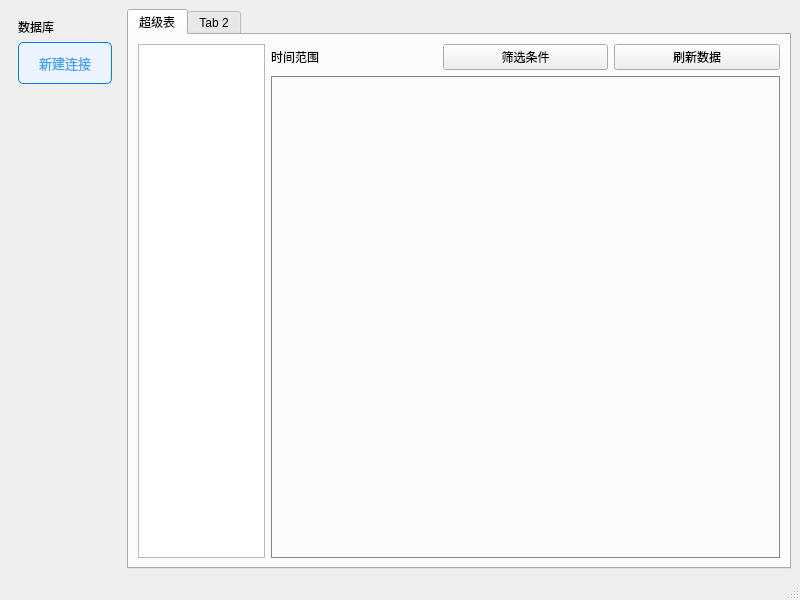
First picture: the form in qt/TDengineGUI/ui/MainWindow.ui, repository liangfutang/py-modules, before the edit.
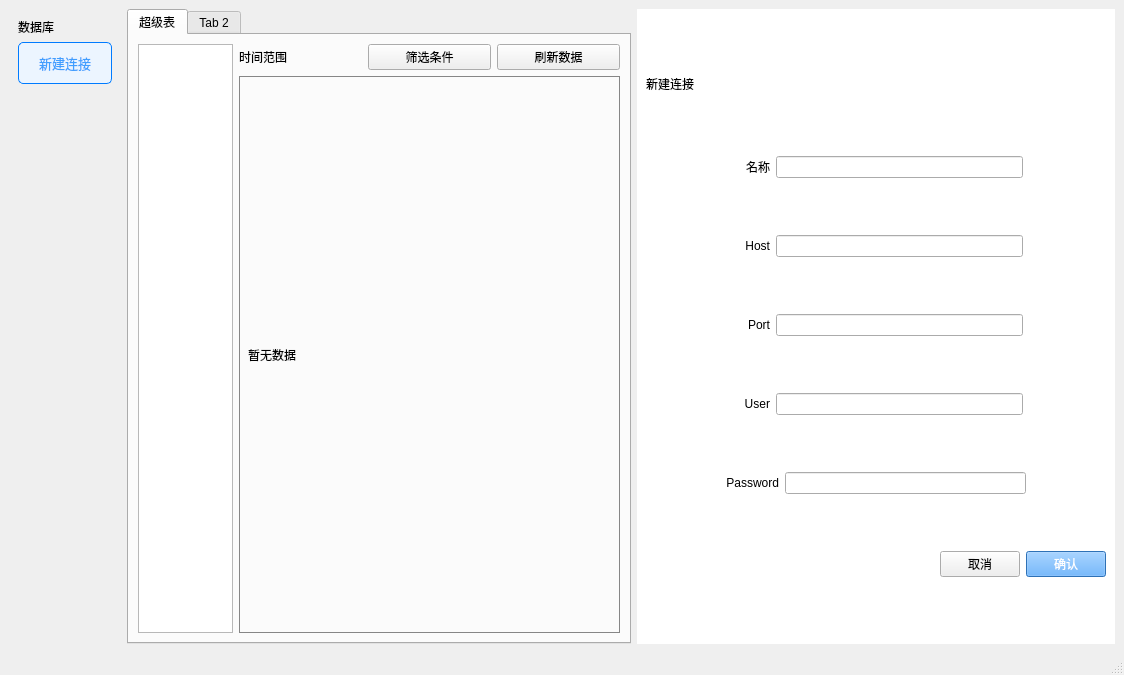
Second picture: the form after the edit. Icons and pictures are not drawn.

Commit message: 1. 简单实现功能

```diff
--- a/qt/TDengineGUI/ui/MainWindow.ui
+++ b/qt/TDengineGUI/ui/MainWindow.ui
@@ -6,8 +6,8 @@
    <rect>
     <x>0</x>
     <y>0</y>
-    <width>800</width>
-    <height>600</height>
+    <width>1124</width>
+    <height>675</height>
    </rect>
   </property>
   <property name="windowTitle">
@@ -24,7 +24,7 @@
   border-size: 1px
 }</string>
    </property>
-   <layout class="QHBoxLayout" name="horizontalLayout">
+   <layout class="QHBoxLayout" name="horizontalLayout_12">
     <item>
      <widget class="QWidget" name="sideBar" native="true">
       <layout class="QVBoxLayout" name="verticalLayout_2">
@@ -119,7 +119,17 @@
              </layout>
             </item>
             <item>
-             <widget class="QWidget" name="data_show" native="true"/>
+             <widget class="QWidget" name="data_show" native="true">
+              <layout class="QVBoxLayout" name="verticalLayout_3">
+               <item>
+                <widget class="QLabel" name="noDataLabel">
+                 <property name="text">
+                  <string>暂无数据</string>
+                 </property>
+                </widget>
+               </item>
+              </layout>
+             </widget>
             </item>
            </layout>
           </item>
@@ -143,6 +153,324 @@
       </widget>
      </widget>
     </item>
+    <item>
+     <widget class="QWidget" name="newConnectWidget" native="true">
+      <property name="styleSheet">
+       <string notr="true">#newConnectWidget {
+	background-color: rgb(255, 255, 255);
+}</string>
+      </property>
+      <layout class="QVBoxLayout" name="verticalLayout_4">
+       <item>
+        <layout class="QHBoxLayout" name="horizontalLayout">
+         <item>
+          <widget class="QLabel" name="label_3">
+           <property name="layoutDirection">
+            <enum>Qt::RightToLeft</enum>
+           </property>
+           <property name="text">
+            <string>新建连接</string>
+           </property>
+          </widget>
+         </item>
+         <item>
+          <spacer name="horizontalSpacer">
+           <property name="orientation">
+            <enum>Qt::Horizontal</enum>
+           </property>
+           <property name="sizeHint" stdset="0">
+            <size>
+             <width>40</width>
+             <height>20</height>
+            </size>
+           </property>
+          </spacer>
+         </item>
+         <item>
+          <widget class="QLabel" name="newConnectCloseLab">
+           <property name="minimumSize">
+            <size>
+             <width>30</width>
+             <height>30</height>
+            </size>
+           </property>
+           <property name="maximumSize">
+            <size>
+             <width>30</width>
+             <height>30</height>
+            </size>
+           </property>
+           <property name="text">
+            <string/>
+           </property>
+           <property name="pixmap">
+            <pixmap>../images/close_win.png</pixmap>
+           </property>
+           <property name="scaledContents">
+            <bool>true</bool>
+           </property>
+           <property name="alignment">
+            <set>Qt::AlignRight|Qt::AlignTrailing|Qt::AlignVCenter</set>
+           </property>
+          </widget>
+         </item>
+        </layout>
+       </item>
+       <item>
+        <layout class="QHBoxLayout" name="horizontalLayout_6" stretch="2,1,6,2">
+         <item>
+          <spacer name="horizontalSpacer_2">
+           <property name="orientation">
+            <enum>Qt::Horizontal</enum>
+           </property>
+           <property name="sizeHint" stdset="0">
+            <size>
+             <width>40</width>
+             <height>20</height>
+            </size>
+           </property>
+          </spacer>
+         </item>
+         <item>
+          <widget class="QLabel" name="label_5">
+           <property name="text">
+            <string>名称</string>
+           </property>
+           <property name="alignment">
+            <set>Qt::AlignRight|Qt::AlignTrailing|Qt::AlignVCenter</set>
+           </property>
+          </widget>
+         </item>
+         <item>
+          <widget class="QLineEdit" name="newConnNameEdit"/>
+         </item>
+         <item>
+          <spacer name="horizontalSpacer_8">
+           <property name="orientation">
+            <enum>Qt::Horizontal</enum>
+           </property>
+           <property name="sizeHint" stdset="0">
+            <size>
+             <width>40</width>
+             <height>20</height>
+            </size>
+           </property>
+          </spacer>
+         </item>
+        </layout>
+       </item>
+       <item>
+        <layout class="QHBoxLayout" name="horizontalLayout_7" stretch="2,1,6,2">
+         <item>
+          <spacer name="horizontalSpacer_3">
+           <property name="orientation">
+            <enum>Qt::Horizontal</enum>
+           </property>
+           <property name="sizeHint" stdset="0">
+            <size>
+             <width>40</width>
+             <height>20</height>
+            </size>
+           </property>
+          </spacer>
+         </item>
+         <item>
+          <widget class="QLabel" name="label_6">
+           <property name="text">
+            <string>Host</string>
+           </property>
+           <property name="alignment">
+            <set>Qt::AlignRight|Qt::AlignTrailing|Qt::AlignVCenter</set>
+           </property>
+          </widget>
+         </item>
+         <item>
+          <widget class="QLineEdit" name="newConnHostEdit"/>
+         </item>
+         <item>
+          <spacer name="horizontalSpacer_9">
+           <property name="orientation">
+            <enum>Qt::Horizontal</enum>
+           </property>
+           <property name="sizeHint" stdset="0">
+            <size>
+             <width>40</width>
+             <height>20</height>
+            </size>
+           </property>
+          </spacer>
+         </item>
+        </layout>
+       </item>
+       <item>
+        <layout class="QHBoxLayout" name="horizontalLayout_8" stretch="2,1,6,2">
+         <item>
+          <spacer name="horizontalSpacer_4">
+           <property name="orientation">
+            <enum>Qt::Horizontal</enum>
+           </property>
+           <property name="sizeHint" stdset="0">
+            <size>
+             <width>40</width>
+             <height>20</height>
+            </size>
+           </property>
+          </spacer>
+         </item>
+         <item>
+          <widget class="QLabel" name="label_7">
+           <property name="text">
+            <string>Port</string>
+           </property>
+           <property name="alignment">
+            <set>Qt::AlignRight|Qt::AlignTrailing|Qt::AlignVCenter</set>
+           </property>
+          </widget>
+         </item>
+         <item>
+          <widget class="QLineEdit" name="newConnPortEdit"/>
+         </item>
+         <item>
+          <spacer name="horizontalSpacer_10">
+           <property name="orientation">
+            <enum>Qt::Horizontal</enum>
+           </property>
+           <property name="sizeHint" stdset="0">
+            <size>
+             <width>40</width>
+             <height>20</height>
+            </size>
+           </property>
+          </spacer>
+         </item>
+        </layout>
+       </item>
+       <item>
+        <layout class="QHBoxLayout" name="horizontalLayout_9" stretch="2,1,6,2">
+         <item>
+          <spacer name="horizontalSpacer_5">
+           <property name="orientation">
+            <enum>Qt::Horizontal</enum>
+           </property>
+           <property name="sizeHint" stdset="0">
+            <size>
+             <width>40</width>
+             <height>20</height>
+            </size>
+           </property>
+          </spacer>
+         </item>
+         <item>
+          <widget class="QLabel" name="label_8">
+           <property name="text">
+            <string>User</string>
+           </property>
+           <property name="alignment">
+            <set>Qt::AlignRight|Qt::AlignTrailing|Qt::AlignVCenter</set>
+           </property>
+          </widget>
+         </item>
+         <item>
+          <widget class="QLineEdit" name="newConnUserEdit"/>
+         </item>
+         <item>
+          <spacer name="horizontalSpacer_11">
+           <property name="orientation">
+            <enum>Qt::Horizontal</enum>
+           </property>
+           <property name="sizeHint" stdset="0">
+            <size>
+             <width>40</width>
+             <height>20</height>
+            </size>
+           </property>
+          </spacer>
+         </item>
+        </layout>
+       </item>
+       <item>
+        <layout class="QHBoxLayout" name="horizontalLayout_10" stretch="2,1,6,2">
+         <item>
+          <spacer name="horizontalSpacer_6">
+           <property name="orientation">
+            <enum>Qt::Horizontal</enum>
+           </property>
+           <property name="sizeHint" stdset="0">
+            <size>
+             <width>40</width>
+             <height>20</height>
+            </size>
+           </property>
+          </spacer>
+         </item>
+         <item>
+          <widget class="QLabel" name="label_9">
+           <property name="text">
+            <string>Password</string>
+           </property>
+           <property name="alignment">
+            <set>Qt::AlignRight|Qt::AlignTrailing|Qt::AlignVCenter</set>
+           </property>
+          </widget>
+         </item>
+         <item>
+          <widget class="QLineEdit" name="newPassNameEdit"/>
+         </item>
+         <item>
+          <spacer name="horizontalSpacer_12">
+           <property name="orientation">
+            <enum>Qt::Horizontal</enum>
+           </property>
+           <property name="sizeHint" stdset="0">
+            <size>
+             <width>40</width>
+             <height>20</height>
+            </size>
+           </property>
+          </spacer>
+         </item>
+        </layout>
+       </item>
+       <item>
+        <layout class="QHBoxLayout" name="horizontalLayout_11">
+         <item>
+          <spacer name="horizontalSpacer_7">
+           <property name="orientation">
+            <enum>Qt::Horizontal</enum>
+           </property>
+           <property name="sizeHint" stdset="0">
+            <size>
+             <width>40</width>
+             <height>20</height>
+            </size>
+           </property>
+          </spacer>
+         </item>
+         <item>
+          <widget class="QPushButton" name="cancalBtn">
+           <property name="text">
+            <string>取消</string>
+           </property>
+          </widget>
+         </item>
+         <item>
+          <widget class="QPushButton" name="confirmBtn">
+           <property name="styleSheet">
+            <string notr="true">#confirmBtn {
+	background-color: rgb(64, 158, 255);
+	color: rgb(255, 255, 255);
+}</string>
+           </property>
+           <property name="text">
+            <string>确认</string>
+           </property>
+          </widget>
+         </item>
+        </layout>
+       </item>
+      </layout>
+     </widget>
+    </item>
    </layout>
   </widget>
   <widget class="QMenuBar" name="menubar">
```
Left out of the diff: 2 changed lines with no effect on the pictures. The commit also changes 2 other files.
